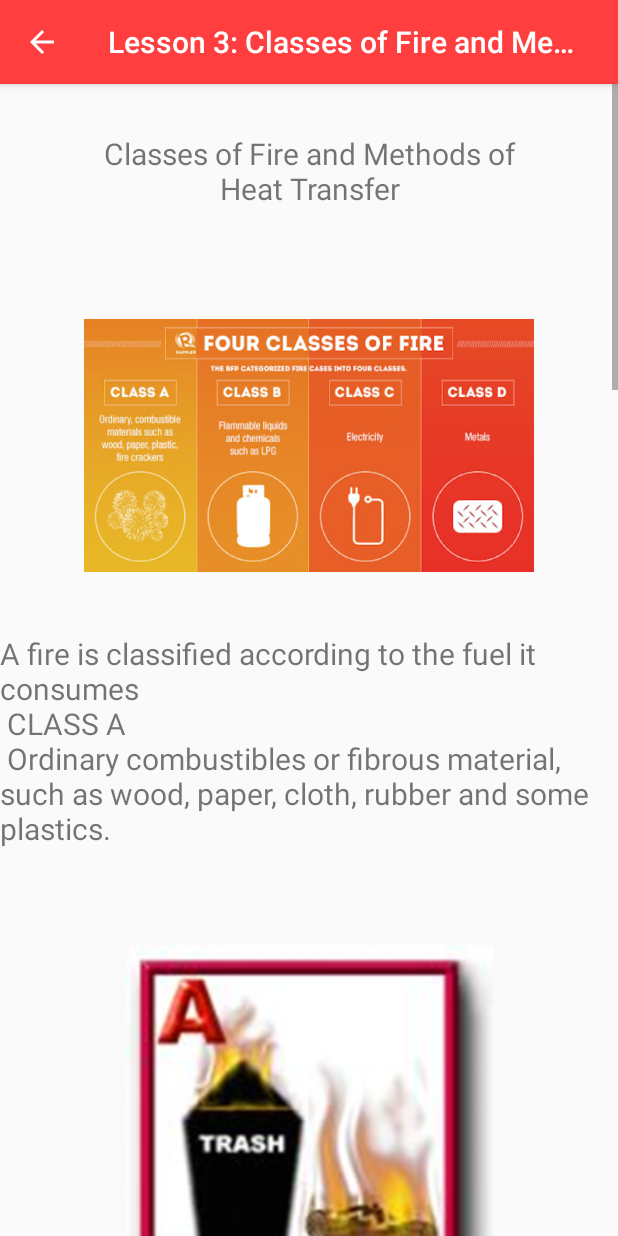
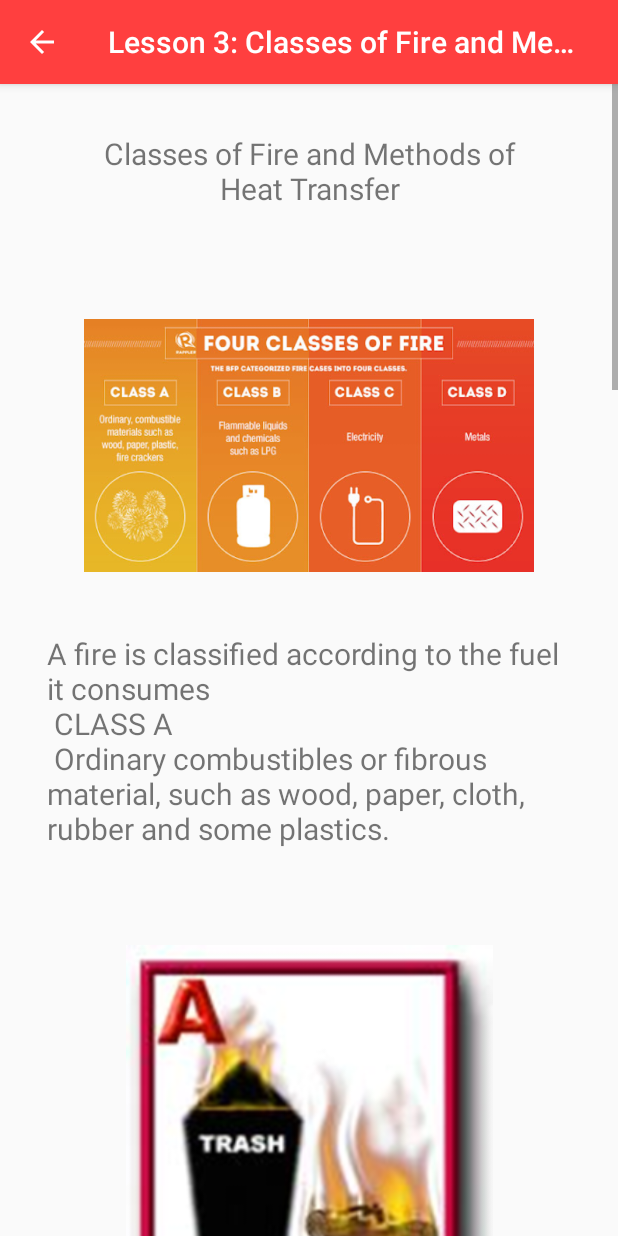
Before and after one commit to AloysiusGChua/115_Project, an Android app: the LessonThree screen opened directly, with no data from a screen before it, on a phone screen of 412 x 824 dp. Run offline under Robolectric (Android 15) with nearby library versions, the phone set to English and light mode, and no system bars.

Commit message:
Update Style

```diff
--- a/app/src/main/res/layout/activity_lesson_five.xml
+++ b/app/src/main/res/layout/activity_lesson_five.xml
@@ -35,8 +35,8 @@
         <TextView
             android:id="@+id/textViewlessonfive1"
             style="@style/TextViewLessonSize"
-            android:layout_width="match_parent"
-            android:layout_height="2050dp"
+            android:layout_width="350dp"
+            android:layout_height="2100dp"
             android:text="The three Golden Rules to follow to ensure that you and your family are safe from fire are:\n
 - Prevention\n
 - The best way to be “fire safe” is to make sure that fires never happen.\n
--- a/app/src/main/res/layout/activity_lesson_four.xml
+++ b/app/src/main/res/layout/activity_lesson_four.xml
@@ -34,9 +34,9 @@
     <TextView
         android:id="@+id/textViewlessonfour1"
         style="@style/TextViewLessonSize"
+        android:layout_width="350dp"
+        android:layout_height="700dp"
         android:layout_marginTop="10dp"
-        android:layout_width="match_parent"
-        android:layout_height="700dp"
         android:text="1. Identify and report fire hazards and unsafe work practices.\n
 2. Unplug all electrical equipment when not in operation, unless necessary.\n
 3. Maintain proper housekeeping.\n
--- a/app/src/main/res/layout/activity_lesson_one.xml
+++ b/app/src/main/res/layout/activity_lesson_one.xml
@@ -36,8 +36,8 @@
         <TextView
             android:id="@+id/textViewlessonone1"
             style="@style/TextViewLessonSize"
-            android:layout_width="match_parent"
-            android:layout_height="1050dp"
+            android:layout_width="350dp"
+            android:layout_height="1065dp"
             android:text="Fire itself is a chemical phenomenon, all fuels are (synthetic or organic) chemical compounds and when fuel is ignited, the result is a chemical reaction with predictable physical effects.\n
 - A small fire can produce enough smoke to fill a building in minutes. Smoke results in:\n
 - Teary eyes\n
@@ -73,7 +73,7 @@ The Tetrahedron of Fire\n"
         <TextView
             android:id="@+id/textViewlessonone2"
             style="@style/TextViewLessonSize"
-            android:layout_width="match_parent"
+            android:layout_width="350dp"
             android:layout_height="200dp"
             android:text="The diffusion flame process (fire) is a rapid self-sustaining oxidation process accompanied by the evolution of heat and light of varying intensities.\n
 Fire consists of three basic elements, as represented by the fire triangle: HEAT, FUEL and OXYGEN.\n"
--- a/app/src/main/res/layout/activity_lesson_three.xml
+++ b/app/src/main/res/layout/activity_lesson_three.xml
@@ -34,7 +34,7 @@
     <TextView
         android:id="@+id/textViewlessonthree1"
         style="@style/TextViewLessonSize"
-        android:layout_width="match_parent"
+        android:layout_width="350dp"
         android:layout_height="200dp"
         android:text="A fire is classified according to the fuel it consumes\n
 CLASS A\n
@@ -61,14 +61,14 @@ Ordinary combustibles or fibrous material, such as wood, paper, cloth, rubber an
     <TextView
         android:id="@+id/textViewlessonthree2"
         style="@style/TextViewLessonSize"
-        android:layout_width="match_parent"
+        android:layout_width="350dp"
         android:layout_height="150dp"
         android:text="CLASS B\n
 Flammable or combustible liquids such as gasoline, kerosene, paint, paint thinners and propane.\n
 "
         app:layout_constraintEnd_toEndOf="parent"
         app:layout_constraintStart_toStartOf="parent"
-        app:layout_constraintTop_toBottomOf="@+id/imageViewlessonthreesecond"/>
+        app:layout_constraintTop_toBottomOf="@+id/imageViewlessonthreesecond" />
 
     <ImageView
         android:id="@+id/imageViewlessonthreethird"
@@ -87,7 +87,7 @@ Flammable or combustible liquids such as gasoline, kerosene, paint, paint thinne
     <TextView
         android:id="@+id/textViewlessonthree3"
         style="@style/TextViewLessonSize"
-        android:layout_width="match_parent"
+        android:layout_width="350dp"
         android:layout_height="150dp"
         android:text="CLASS C\n
 Energized electrical equipment, such as appliances, switches, panel boxes and power tools.\n
@@ -113,7 +113,7 @@ Energized electrical equipment, such as appliances, switches, panel boxes and po
     <TextView
         android:id="@+id/textViewlessonthree4"
         style="@style/TextViewLessonSize"
-        android:layout_width="match_parent"
+        android:layout_width="350dp"
         android:layout_height="170dp"
         android:text="CLASS D\n
 Certain combustible metals, such as magnesium, titanium, potassium and sodium. They may react violently with water or other chemicals, and must be handled with care.\n
@@ -139,7 +139,7 @@ Certain combustible metals, such as magnesium, titanium, potassium and sodium. T
     <TextView
         android:id="@+id/textViewlessonthree5"
         style="@style/TextViewLessonSize"
-        android:layout_width="match_parent"
+        android:layout_width="350dp"
         android:layout_height="130dp"
         android:text="CLASS K\n
 Fires involving combustible cooking fluids such as oils and fats.\n
@@ -165,7 +165,7 @@ Fires involving combustible cooking fluids such as oils and fats.\n
     <TextView
         android:id="@+id/textViewlessonthree6"
         style="@style/TextViewLessonSize"
-        android:layout_width="match_parent"
+        android:layout_width="350dp"
         android:layout_height="375dp"
         android:text="METHODS OF HEAT TRANSFER\n
 1. By Radiation\n
--- a/app/src/main/res/layout/activity_lesson_two.xml
+++ b/app/src/main/res/layout/activity_lesson_two.xml
@@ -35,8 +35,8 @@
     <TextView
         android:id="@+id/textViewlessontwo1"
         style="@style/TextViewLessonSize"
-        android:layout_width="match_parent"
-        android:layout_height="1100dp"
+        android:layout_width="350dp"
+        android:layout_height="1150dp"
         android:text="IGNITION STAGE\n
 Point wherein the fire starts\n
 There is plenty of oxygen, little heat and smoke\n
```
